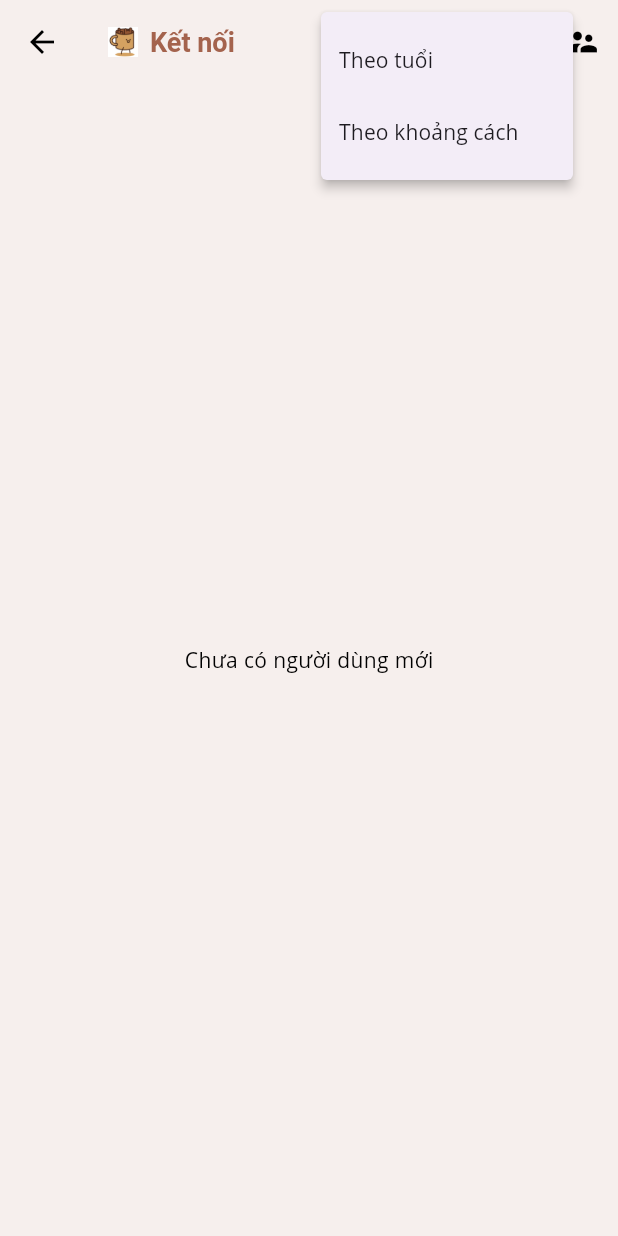
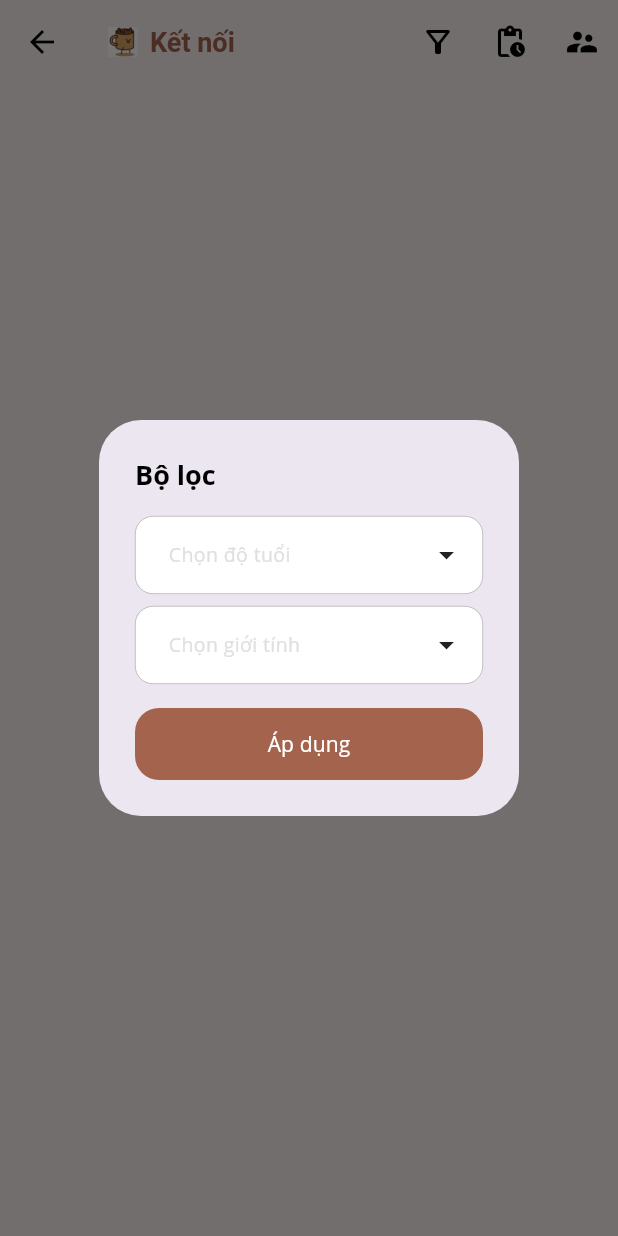
Before and after one commit to TienIker/CapstoneSP24, a Flutter app: the SwipeScreen screen opened by its route, after a tap on the "filter alt" icon, on a phone screen of 412 x 824 dp. Run offline on Flutter 3.47's test engine with Material 3 defaults, Android fonts, the phone set to English and light mode, and no system bars; drawn by our look-alikes of multi_dropdown; our stand-ins replace dio, firebase_core, firebase_messaging, flutter_html, flutter_rating_bar, flutter_svg and 9 more; missing offline and left inert: flutter_quill; accounts and stored records are empty; network calls fail.

Commit message:
filter and history appointments

```diff
--- a/lib/constants.dart
+++ b/lib/constants.dart
@@ -55,3 +55,22 @@ OutlineInputBorder outlineInputBorder() {
     borderSide: const BorderSide(color: kTextColor),
   );
 }
+
+const ageRange = [
+  '16 - 20',
+  '21 - 25',
+  '26 - 30',
+  '31 - 35',
+  '36 - 40',
+  '41 - 50',
+  'Không đề cập'
+];
+
+const filterAgeRange = [
+  '16 - 20',
+  '21 - 25',
+  '26 - 30',
+  '31 - 35',
+  '36 - 40',
+  '41 - 50'
+];
--- a/lib/provider/match_provider.dart
+++ b/lib/provider/match_provider.dart
@@ -1,5 +1,4 @@
 // ignore_for_file: avoid_print
-
 import 'package:flutter/material.dart';
 import 'package:sharing_cafe/enums.dart';
 import 'package:sharing_cafe/helper/error_helper.dart';
@@ -13,24 +12,26 @@ class MatchProvider extends ChangeNotifier {
   ProfileInfoModel? _info;
   final int _limit = 5;
   final int _offset = 0;
-
   List<ProfileModel> get profiles => _profiles;
   ProfileModel? get currentProfile => _currentProfile;
   ProfileInfoModel? get info => _info;
 
-  Future initListProfiles() async {
-    _profiles = await MatchService().getListProfiles(_limit, _offset);
+  Future initListProfiles({String? filterByAge, String? filterByGender}) async {
+    _profiles = await MatchService()
+        .getListProfiles(_limit, _offset, filterByAge, filterByGender);
     _currentProfile = _profiles.firstOrNull;
     notifyListeners();
   }
 
-  Future likeOrUnlike(MatchStatus status) async {
+  Future likeOrUnlike(MatchStatus status,
+      {String? filterByAge, String? filterByGender}) async {
     try {
       var userId = _currentProfile!.userId;
       var result = await MatchService().updateMatchStatus(userId, status);
       if (result == true) {
         var selectedIndex = _profiles.indexWhere((e) => e.userId == userId);
-        _getNextProfileThenAddDistinct();
+        _getNextProfileThenAddDistinct(
+            filterByAge: filterByAge, filterByGender: filterByGender);
         _replaceProfile(selectedIndex);
         _currentProfile = _profiles.first;
         print("Current: ${_currentProfile!.name}");
@@ -67,8 +68,10 @@ class MatchProvider extends ChangeNotifier {
     _profiles.removeAt(index);
   }
 
-  _getNextProfileThenAddDistinct() async {
-    var nextProfiles = await MatchService().getListProfiles(_limit, _offset);
+  _getNextProfileThenAddDistinct(
+      {String? filterByAge, String? filterByGender}) async {
+    var nextProfiles = await MatchService()
+        .getListProfiles(_limit, _offset, filterByAge, filterByGender);
     _addDistinct(nextProfiles);
   }
 
@@ -76,11 +79,9 @@ class MatchProvider extends ChangeNotifier {
     Map<String, ProfileModel> profilesMap = {
       for (var profile in _profiles) profile.userId: profile
     };
-
     for (var profile in nextProfiles) {
       profilesMap.putIfAbsent(profile.userId, () => profile);
     }
-
     _profiles = profilesMap.values.toList();
   }
   // End private methods
--- a/lib/routes.dart
+++ b/lib/routes.dart
@@ -1,4 +1,5 @@
 import 'package:flutter/widgets.dart';
+import 'package:sharing_cafe/view/screens/appointment/appointment_history.dart';
 import 'package:sharing_cafe/view/screens/auth/complete_profile/complete_profile_screen.dart';
 import 'package:sharing_cafe/view/screens/auth/confirm_email/confirm_email_screen.dart';
 import 'package:sharing_cafe/view/screens/blogs/all_blog/all_blog_screen.dart';
@@ -57,4 +58,6 @@ final Map<String, WidgetBuilder> routes = {
   ChatScreen.routeName: (context) => const ChatScreen(),
   ConfirmEmailScreen.routeName: (context) => const ConfirmEmailScreen(),
   PendingScreen.routeName: (context) => const PendingScreen(),
+  AppointmentHistoryScreen.routeName: (context) =>
+      const AppointmentHistoryScreen(),
 };
--- a/lib/service/match_service.dart
+++ b/lib/service/match_service.dart
@@ -9,9 +9,16 @@ import 'package:sharing_cafe/model/profile_info_model.dart';
 import 'package:sharing_cafe/model/profile_model.dart';
 
 class MatchService {
-  Future<List<ProfileModel>> getListProfiles(int limit, int offset) async {
+  Future<List<ProfileModel>> getListProfiles(int limit, int offset,
+      String? filterByAge, String? filterByGender) async {
     try {
       var endpoint = "/auth/matches-interest?limit=$limit&offset=$offset";
+      if (filterByAge != null) {
+        endpoint += "&filterByAge=$filterByAge";
+      }
+      if (filterByGender != null) {
+        endpoint += "&filterByGender=$filterByGender";
+      }
       var response = await ApiHelper().get(endpoint);
       if (response.statusCode == HttpStatus.ok) {
         var result = json.decode(response.body);
--- a/lib/view/screens/matching/swipe_screen.dart
+++ b/lib/view/screens/matching/swipe_screen.dart
@@ -1,5 +1,6 @@
 import 'package:flutter/material.dart';
 import 'package:lottie/lottie.dart';
+import 'package:multi_dropdown/multiselect_dropdown.dart';
 import 'package:provider/provider.dart';
 import 'package:sharing_cafe/constants.dart';
 import 'package:sharing_cafe/enums.dart';
@@ -20,19 +21,26 @@ class _SwipeScreenState extends State<SwipeScreen> {
   bool _isLoading = false;
   bool _showIcon = false;
   bool _isLikeIcon = true;
+  List<ValueItem> selectedFilterByAge = [];
+  List<ValueItem> selectedFilterByGender = [];
   @override
   void initState() {
+    getProfiles();
+    super.initState();
+  }
+
+  void getProfiles({String? filterByAge, String? filterByGender}) {
     setState(() {
       _isLoading = true;
     });
     Provider.of<MatchProvider>(context, listen: false)
-        .initListProfiles()
+        .initListProfiles(
+            filterByAge: filterByAge, filterByGender: filterByGender)
         .then((_) {
       setState(() {
         _isLoading = false;
       });
     });
-    super.initState();
   }
 
   showIcon({isLike = true}) async {
@@ -49,7 +57,6 @@ class _SwipeScreenState extends State<SwipeScreen> {
 
   @override
   Widget build(BuildContext context) {
-    GlobalKey filterButtonKey = GlobalKey();
     return Scaffold(
       appBar: AppBar(
         title: Row(
@@ -68,41 +75,86 @@ class _SwipeScreenState extends State<SwipeScreen> {
         actions: [
           //filter
           IconButton(
-            icon: const Icon(Icons.filter_alt_outlined),
-            key: filterButtonKey,
-            onPressed: () {
-              // Get the RenderBox object
-              final RenderBox renderBox = filterButtonKey.currentContext
-                  ?.findRenderObject() as RenderBox;
-              final Offset offset = renderBox.localToGlobal(Offset.zero);
-
-              // Calculate the position for the menu
-              final RelativeRect position = RelativeRect.fromLTRB(
-                  offset.dx, // This is the left position.
-                  offset.dy, // This is the top position.
-                  30, // This is the right position (not used here).
-                  0 // This is the bottom position (not used here).
-                  );
-              showMenu(
-                context: context,
-                position: position,
-                items: [
-                  PopupMenuItem(
-                    value: "age",
-                    onTap: () {},
-                    child: const Text("Theo tuổi"),
-                  ),
-                  PopupMenuItem(
-                    value: "distance",
-                    onTap: () {},
-                    child: const Text(
-                      "Theo khoảng cách",
-                    ),
-                  ),
-                ],
-              );
-            },
-          ),
+              icon: const Icon(Icons.filter_alt_outlined),
+              onPressed: () {
+                showDialog(
+                    context: context,
+                    builder: (context) {
+                      return AlertDialog(
+                        title: const Text(
+                          "Bộ lọc",
+                          style: heading2Style,
+                        ),
+                        content: Column(
+                          mainAxisSize: MainAxisSize.min,
+                          children: [
+                            MultiSelectDropDown(
+                              selectedOptionTextColor: kPrimaryColor,
+                              hint: 'Chọn độ tuổi',
+                              onOptionSelected: (options) async {
+                                setState(() {
+                                  selectedFilterByAge = options;
+                                });
+                              },
+                              options: filterAgeRange.map((age) {
+                                return ValueItem(label: age, value: age);
+                              }).toList(),
+                              selectedOptions: selectedFilterByAge,
+                              selectionType: SelectionType.single,
+                              chipConfig: const ChipConfig(
+                                  wrapType: WrapType.scroll,
+                                  backgroundColor: kPrimaryColor),
+                              optionTextStyle: const TextStyle(fontSize: 16),
+                              selectedOptionIcon:
+                                  const Icon(Icons.check_circle),
+                            ),
+                            const SizedBox(
+                              height: 8,
+                            ),
+                            MultiSelectDropDown(
+                              selectedOptionTextColor: kPrimaryColor,
+                              hint: 'Chọn giới tính',
+                              onOptionSelected: (options) async {
+                                setState(() {
+                                  selectedFilterByGender = options;
+                                });
+                              },
+                              options: ['Nam', 'Nữ'].map((gender) {
+                                return ValueItem(label: gender, value: gender);
+                              }).toList(),
+                              selectedOptions: selectedFilterByGender,
+                              selectionType: SelectionType.single,
+                              chipConfig: const ChipConfig(
+                                  wrapType: WrapType.scroll,
+                                  backgroundColor: kPrimaryColor),
+                              optionTextStyle: const TextStyle(fontSize: 16),
+                              selectedOptionIcon:
+                                  const Icon(Icons.check_circle),
+                            ),
+                            const SizedBox(
+                              height: 16,
+                            ),
+                            ElevatedButton(
+                              onPressed: () {
+                                var filterByAge = selectedFilterByAge.isNotEmpty
+                                    ? selectedFilterByAge.first.value
+                                    : null;
+                                var filterByGender =
+                                    selectedFilterByGender.isNotEmpty
+                                        ? selectedFilterByGender.first.value
+                                        : null;
+                                getProfiles(
+                                    filterByAge: filterByAge,
+                                    filterByGender: filterByGender);
+                                Navigator.pop(context);
+                              },
+                              child: const Text("Áp dụng"),
+                            )
+                          ],
+                        ),
+                      );
+                    });
+              }),
           IconButton(
             icon: const Icon(Icons.pending_actions),
             onPressed: () {
@@ -709,8 +761,18 @@ class _SwipeScreenState extends State<SwipeScreen> {
                                   heroTag: "dislike",
                                   onPressed: () async {
                                     await showIcon(isLike: false);
-                                    await value
-                                        .likeOrUnlike(MatchStatus.dislike);
+                                    var filterByAge =
+                                        selectedFilterByAge.isNotEmpty
+                                            ? selectedFilterByAge.first.value
+                                            : null;
+                                    var filterByGender =
+                                        selectedFilterByGender.isNotEmpty
+                                            ? selectedFilterByGender.first.value
+                                            : null;
+                                    await value.likeOrUnlike(
+                                        MatchStatus.dislike,
+                                        filterByAge: filterByAge,
+                                        filterByGender: filterByGender);
                                   },
                                   backgroundColor: Colors.white,
                                   child: const Icon(Icons.close,
@@ -720,12 +782,24 @@ class _SwipeScreenState extends State<SwipeScreen> {
                                   heroTag: "like",
                                   onPressed: () async {
                                     await showIcon(isLike: true);
-                                    await value
-                                        .likeOrUnlike(MatchStatus.pending);
+                                    var filterByAge =
+                                        selectedFilterByAge.isNotEmpty
+                                            ? selectedFilterByAge.first.value
+                                            : null;
+                                    var filterByGender =
+                                        selectedFilterByGender.isNotEmpty
+                                            ? selectedFilterByGender.first.value
+                                            : null;
+                                    await value.likeOrUnlike(
+                                        MatchStatus.pending,
+                                        filterByAge: filterByAge,
+                                        filterByGender: filterByGender);
                                   },
                                   backgroundColor: Colors.white,
-                                  child: const Icon(Icons.favorite,
-                                      color: Colors.green),
+                                  child: Image.asset(
+                                    'assets/images/cafe.png',
+                                    height: 20,
+                                  ),
                                 ),
                               ],
                             ),
--- a/pubspec.yaml
+++ b/pubspec.yaml
@@ -32,6 +32,7 @@ dependencies:
   get: ^4.6.6
   lottie: ^3.1.0
   flutter_typeahead: ^5.2.0
+  flutter_rating_bar: ^4.0.1
 
 dev_dependencies:
   flutter_test:
```
Also changed, not shown: lib/service/chat_service.dart (+30 -0 lines), lib/view/screens/appointment/appointment_history.dart (added, +232 -0 lines), lib/view/screens/profiles/profile_page/profile_screen.dart (+12 -0 lines), lib/view/screens/profiles/update_profile/update_profile_screen.dart (+1 -9 lines), pubspec.lock.
